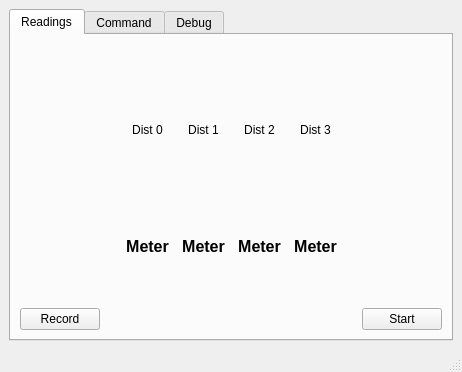
Above: tf03_test/main_window.ui from codincodee/tf0x_dev before the change. Below: the same form after it.
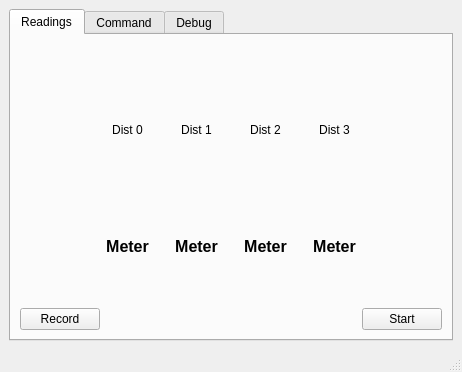
That is the form after the change.

The edit to the form file:
```diff
--- a/tf03_test/main_window.ui
+++ b/tf03_test/main_window.ui
@@ -125,7 +125,7 @@
                 </property>
                 <property name="sizeHint" stdset="0">
                  <size>
-                  <width>7</width>
+                  <width>20</width>
                   <height>7</height>
                  </size>
                 </property>
@@ -249,7 +249,7 @@
                 </property>
                 <property name="sizeHint" stdset="0">
                  <size>
-                  <width>7</width>
+                  <width>20</width>
                   <height>7</height>
                  </size>
                 </property>
@@ -265,7 +265,7 @@
                 </property>
                 <property name="sizeHint" stdset="0">
                  <size>
-                  <width>7</width>
+                  <width>20</width>
                   <height>7</height>
                  </size>
                 </property>
```
